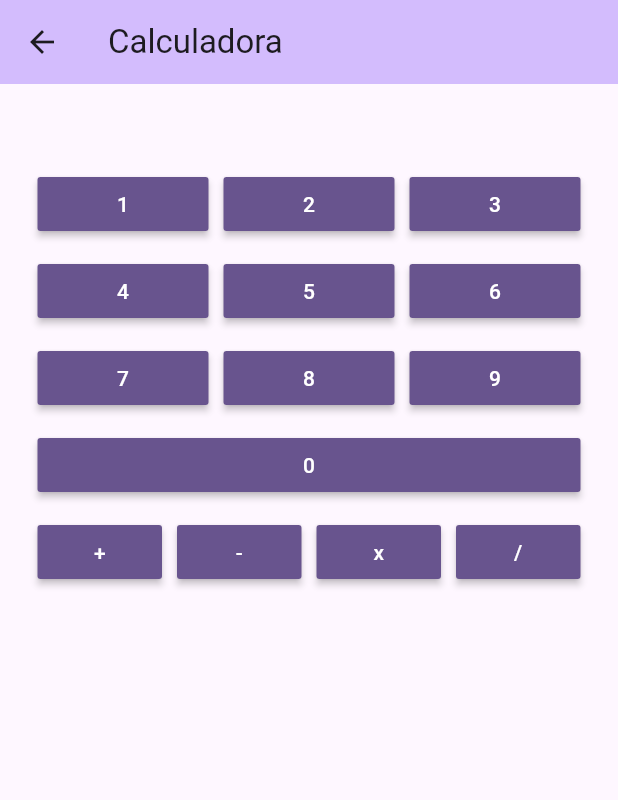
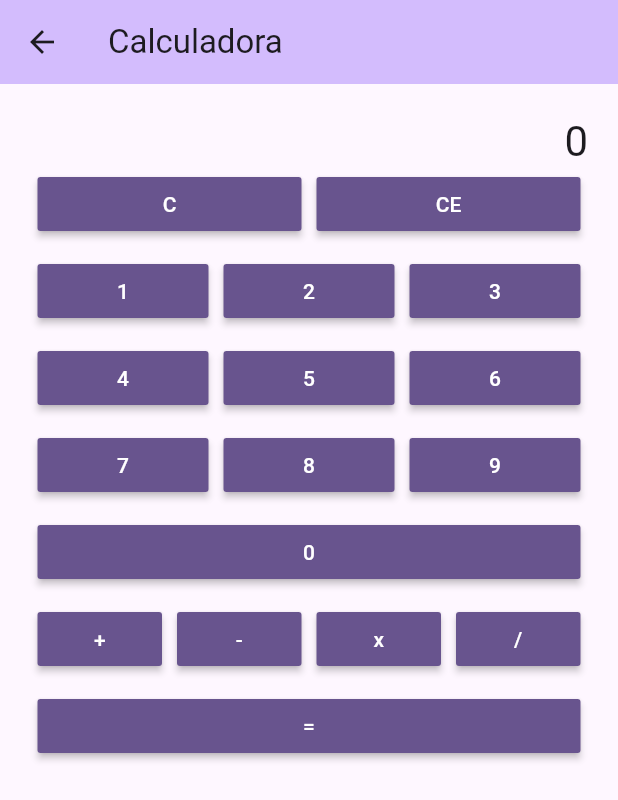
Before and after one commit to jmacboy/moviles-2-2024-1, a Flutter app: the CalculatorPage screen opened by its route, on a phone screen of 412 x 824 dp. Shown: the top 800 px of the screen. Run offline on Flutter 3.47's test engine with Material 3 defaults, Android fonts, the phone set to English and light mode, and no system bars.

Commit message:
completada calculadora

```diff
--- a/pruebaflutter/lib/pages/calculator_page.dart
+++ b/pruebaflutter/lib/pages/calculator_page.dart
@@ -28,6 +28,49 @@ class _CalculatorPageState extends State<CalculatorPage> {
     });
   }
 
+  void doOperation() {
+    int secondNumber = 0;
+    if (_result.isNotEmpty) {
+      secondNumber = int.parse(_result);
+    }
+    int operationResult = 0;
+    switch (currentOperation) {
+      case '+':
+        operationResult = firstNumber + secondNumber;
+        break;
+      case '-':
+        operationResult = firstNumber - secondNumber;
+        break;
+      case 'x':
+        operationResult = firstNumber * secondNumber;
+        break;
+      case '/':
+        operationResult = firstNumber ~/ secondNumber;
+        break;
+    }
+    setState(() {
+      if (operationResult == 0) {
+        _result = '';
+      } else {
+        _result = operationResult.toString();
+      }
+    });
+  }
+
+  void clearOne() {
+    setState(() {
+      if (_result.isNotEmpty) {
+        _result = _result.substring(0, _result.length - 1);
+      }
+    });
+  }
+
+  void clearEverything() {
+    setState(() {
+      _result = '';
+    });
+  }
+
   @override
   Widget build(BuildContext context) {
     return Scaffold(
@@ -42,7 +85,7 @@ class _CalculatorPageState extends State<CalculatorPage> {
               Row(children: [
                 Expanded(
                     child: Text(
-                  _result,
+                  _result.isEmpty ? '0' : _result,
                   style: Theme.of(context).textTheme.headlineMedium,
                   textAlign: TextAlign.right,
                 ))
@@ -56,6 +99,15 @@ class _CalculatorPageState extends State<CalculatorPage> {
   getNumberPanel() {
     return Column(
       children: [
+        Container(
+          margin: const EdgeInsets.only(bottom: 10.0),
+          child: Row(
+            children: [
+              getClearOneButton(),
+              getClearEverythingButton(),
+            ],
+          ),
+        ),
         Container(
           margin: const EdgeInsets.only(bottom: 10.0),
           child: Row(
@@ -94,13 +146,22 @@ class _CalculatorPageState extends State<CalculatorPage> {
             ],
           ),
         ),
-        Row(
+        Container(
+          margin: const EdgeInsets.only(bottom: 10.0),
+          child: Row(
             children: [
               getOperationButton('+'),
               getOperationButton('-'),
               getOperationButton('x'),
               getOperationButton('/'),
             ],
+          ),
+        ),
+        Container(
+          margin: const EdgeInsets.only(bottom: 10.0),
+          child: Row(
+            children: [getEqualsButton()],
+          ),
         )
       ],
     );
@@ -137,4 +198,46 @@ class _CalculatorPageState extends State<CalculatorPage> {
       ),
     );
   }
+
+  getEqualsButton() {
+    return Expanded(
+      child: Container(
+        margin: const EdgeInsets.only(right: 5.0, left: 5.0),
+        child: MaterialButton(
+          onPressed: doOperation,
+          color: Theme.of(context).colorScheme.primary,
+          textColor: const Color.fromRGBO(255, 255, 255, 1),
+          child: const Text('='),
+        ),
+      ),
+    );
   }
+
+  getClearOneButton() {
+    return Expanded(
+      child: Container(
+        margin: const EdgeInsets.only(right: 5.0, left: 5.0),
+        child: MaterialButton(
+          onPressed: clearOne,
+          color: Theme.of(context).colorScheme.primary,
+          textColor: const Color.fromRGBO(255, 255, 255, 1),
+          child: const Text('C'),
+        ),
+      ),
+    );
+  }
+
+  getClearEverythingButton() {
+    return Expanded(
+      child: Container(
+        margin: const EdgeInsets.only(right: 5.0, left: 5.0),
+        child: MaterialButton(
+          onPressed: clearEverything,
+          color: Theme.of(context).colorScheme.primary,
+          textColor: const Color.fromRGBO(255, 255, 255, 1),
+          child: const Text('CE'),
+        ),
+      ),
+    );
+  }
+}
```
Lines whose indentation alone changed are shown as unchanged.
